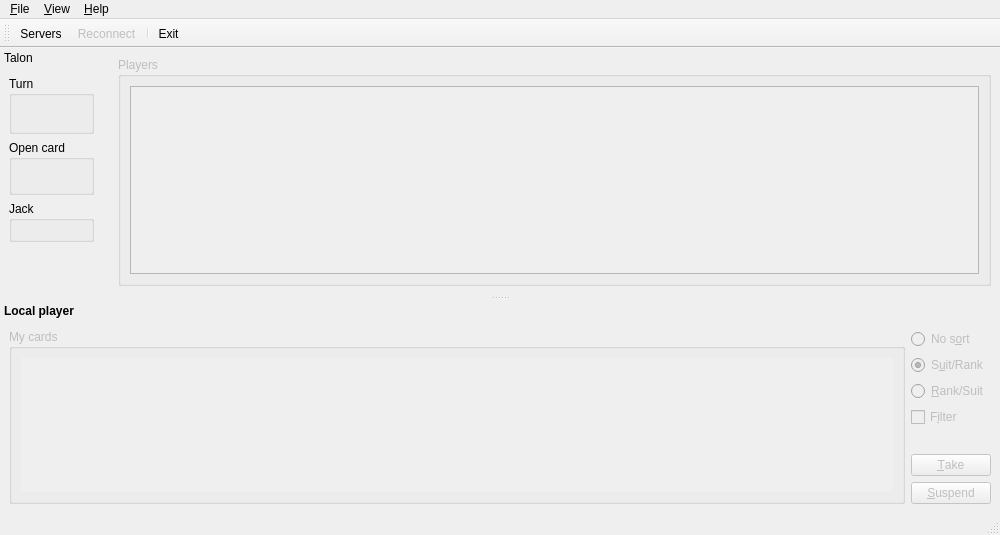
This is src/mainwindow.ui in velnias75/NetMauMau-Qt-Client as Qt 5 draws it before an edit. The edited form follows.
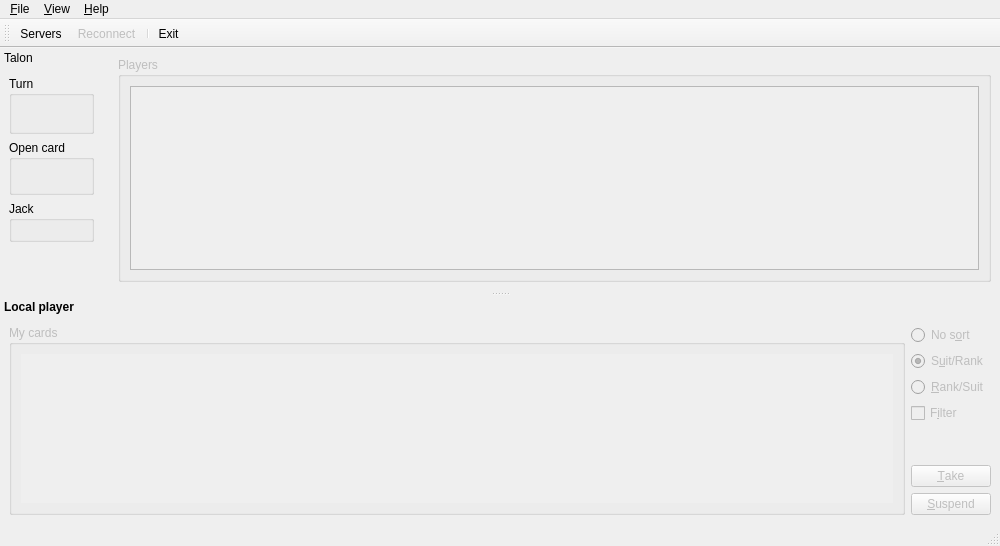
This is the edited form. Icons and pictures are not drawn. Custom widgets are drawn as their Qt base class.

```diff
--- a/src/mainwindow.ui
+++ b/src/mainwindow.ui
@@ -8,7 +8,7 @@
     <x>0</x>
     <y>0</y>
     <width>1000</width>
-    <height>535</height>
+    <height>546</height>
    </rect>
   </property>
   <property name="windowTitle">
@@ -281,7 +281,7 @@
    <property name="minimumSize">
     <size>
      <width>1000</width>
-     <height>212</height>
+     <height>227</height>
     </size>
    </property>
    <property name="font">
@@ -315,7 +315,7 @@
     <property name="minimumSize">
      <size>
       <width>1000</width>
-      <height>190</height>
+      <height>200</height>
      </size>
     </property>
     <layout class="QVBoxLayout" name="verticalLayout_2">
```
Left out of the diff: 8 changed lines with no effect on the pictures.
